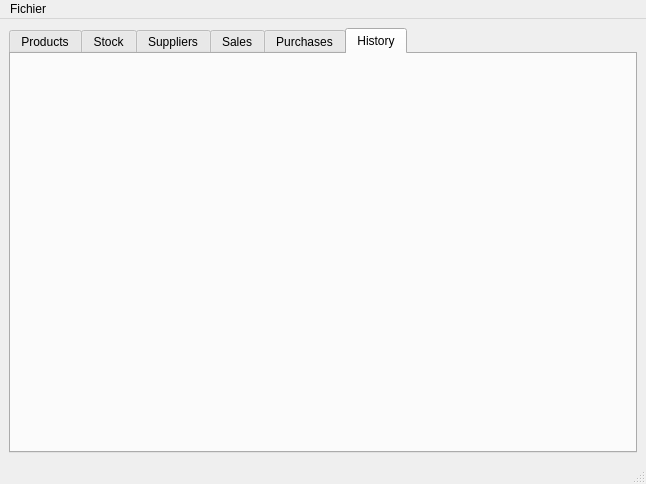
The window that inventory-manager/main.ui (lepetoc/rendu-module-desktop) describes before a commit, drawn with Qt 5.
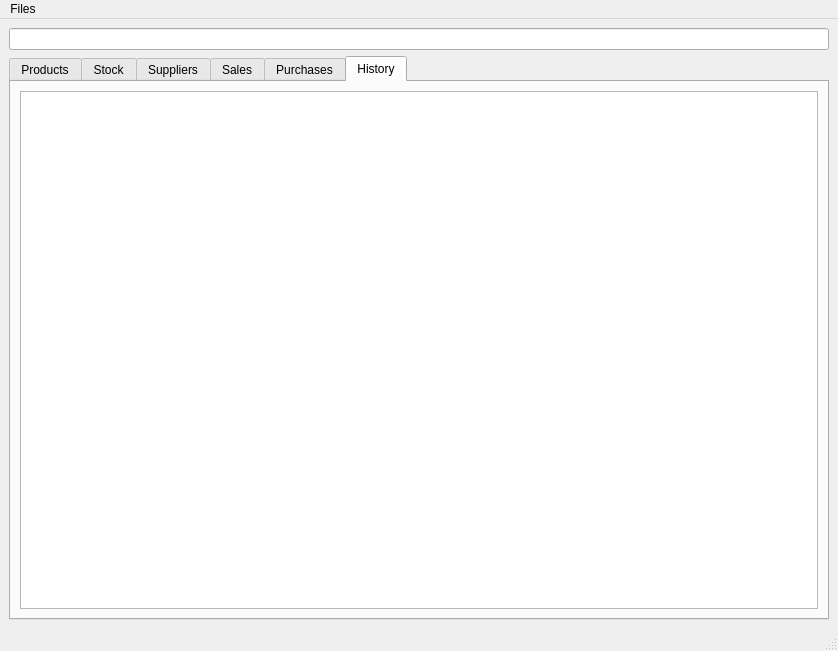
The same window after the commit. The open tabs and pages were chosen to show the change.

Patch:
```diff
--- a/inventory-manager/main.ui
+++ b/inventory-manager/main.ui
@@ -6,8 +6,8 @@
    <rect>
     <x>0</x>
     <y>0</y>
-    <width>646</width>
-    <height>484</height>
+    <width>838</width>
+    <height>651</height>
    </rect>
   </property>
   <property name="windowTitle">
@@ -15,7 +15,7 @@
   </property>
   <widget class="QWidget" name="centralwidget">
    <layout class="QGridLayout" name="gridLayout">
-    <item row="0" column="0">
+    <item row="1" column="0">
      <widget class="QTabWidget" name="tabWidget">
       <property name="currentIndex">
        <number>0</number>
@@ -66,9 +66,17 @@
        <attribute name="title">
         <string>History</string>
        </attribute>
+       <layout class="QGridLayout" name="gridLayout_7">
+        <item row="0" column="0">
+         <widget class="QTableWidget" name="tableWidget_history"/>
+        </item>
+       </layout>
       </widget>
      </widget>
     </item>
+    <item row="0" column="0">
+     <widget class="QLineEdit" name="edit_filter"/>
+    </item>
    </layout>
   </widget>
   <widget class="QMenuBar" name="menubar">
@@ -76,13 +84,13 @@
     <rect>
      <x>0</x>
      <y>0</y>
-     <width>646</width>
+     <width>838</width>
      <height>22</height>
     </rect>
    </property>
    <widget class="QMenu" name="menuFichier">
     <property name="title">
-     <string>Fichier</string>
+     <string>Files</string>
     </property>
     <widget class="QMenu" name="menuAdd">
      <property name="title">
```
Left out of the diff: 39 changed lines with no effect on the pictures.
